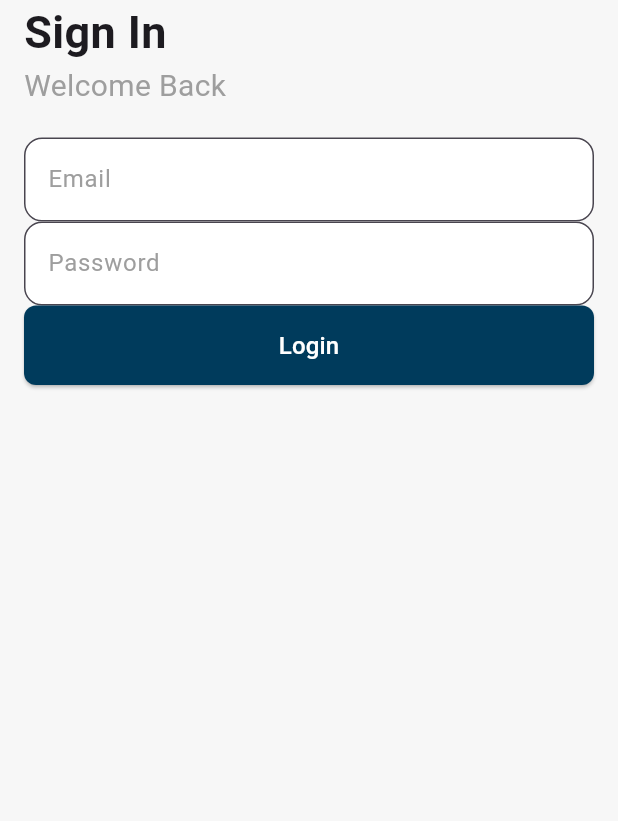
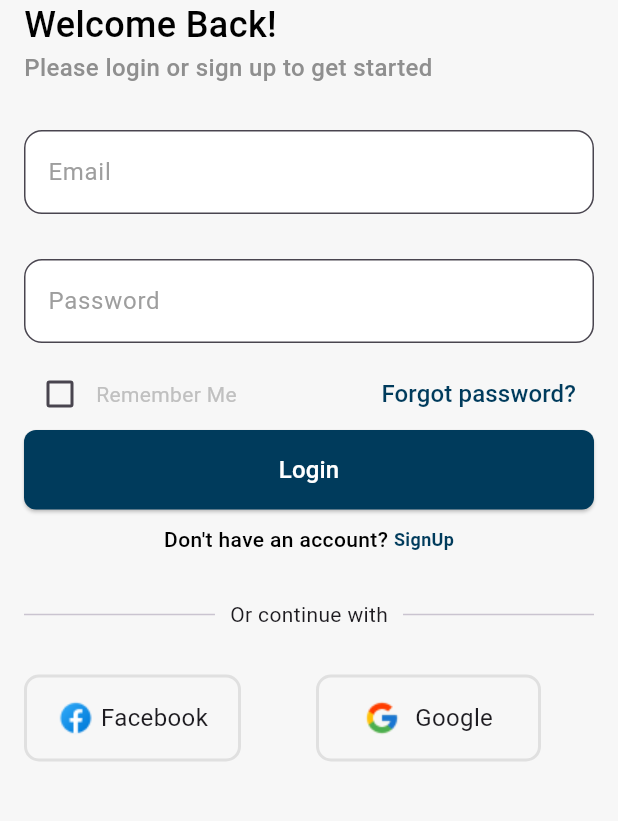
Before and after one commit to salma-elmaghawry/Cloozy-App, a Flutter app: the LoginPage screen opened by its route, on a phone screen of 412 x 824 dp, the part 119-940 px from its top. Run offline on Flutter 3.47's test engine with Material 3 defaults, Android fonts, the phone set to English and light mode, and no system bars; our stand-ins replace bloc, dio, flutter_bloc, flutter_secure_storage, flutter_svg, get; accounts and stored records are empty.

Commit message:
ui login done

```diff
--- a/lib/Core/common/skip_text_button.dart
+++ b/lib/Core/common/custom_text_button.dart
@@ -4,30 +4,28 @@ import 'package:cloozy/Feature/Auth/presentation/views/login_page.dart';
 import 'package:flutter/material.dart';
 import 'package:flutter_bloc/flutter_bloc.dart';
 
-class skipTextButton extends StatelessWidget {
-  const skipTextButton({
+class CustomTextButton extends StatelessWidget {
+  CustomTextButton({
     super.key,
+    required this.title,
+    this.fontSize,
+    required this.onPressed,
+    this.color=grayColor,
   });
+  final String title;
+  double? fontSize;
+  Color ?color;
+  void Function()? onPressed;
 
   @override
   Widget build(BuildContext context) {
     return TextButton(
-      onPressed: () {
-        Navigator.pushReplacement(
-          context,
-          MaterialPageRoute(
-            builder: (context) => BlocProvider.value(
-              value: BlocProvider.of<RegisterCubit>(context),
-              child: LoginPage(),
-            ),
-          ),
-        );
-      },
-      child: const Text(
-        "Skip",
+      onPressed: () {},
+      child: Text(
+        title,
         style: TextStyle(
           fontSize: 16,
-          color: grayColor,
+          color: color,
           fontWeight: FontWeight.w500,
         ),
       ),
--- /dev/null
+++ b/lib/Core/common/headline_text_style.dart
@@ -0,0 +1,29 @@
+import 'package:cloozy/Core/common/constant.dart';
+import 'package:flutter/material.dart';
+
+class customText extends StatelessWidget {
+  customText(
+      {super.key,
+      required this.title,
+      this.color,
+      this.fontSize,
+      this.fontWeight = FontWeight.w500,this.fontFamily});
+
+  final String title;
+  Color? color;
+  double? fontSize;
+  FontWeight? fontWeight;
+  String? fontFamily;
+
+  @override
+  Widget build(BuildContext context) {
+    return Text(
+      title,
+      style: TextStyle(
+          fontSize: fontSize,
+          color: color,
+          fontWeight: fontWeight,
+          fontFamily: fontFamily),
+    );
+  }
+}
--- a/lib/Core/helper/assets.dart
+++ b/lib/Core/helper/assets.dart
@@ -1,6 +1,6 @@
 const logo = "assets/icons/logo.svg";
-const facebookLogo = "assets/icons/Facebook.svg";
-const googleLogo = "assets/icons/Google.svg";
+const facebookLogo = "assets/icons/Facebook.png";
+const googleLogo = "assets/icons/google.png";
 const c = "assets/icons/c.svg";
 const l = "assets/icons/l.svg";
 const o1 = "assets/icons/o.svg";
@@ -9,3 +9,4 @@ const o2 = "assets/icons/o.svg";
 const z = "assets/icons/z.svg";
 const y = "assets/icons/y.svg";
 const arrow = "assets/icons/v.svg";
+const font = "Poppins";
--- /dev/null
+++ b/lib/Feature/Auth/presentation/views/forget_password.dart
@@ -0,0 +1,10 @@
+import 'package:flutter/material.dart';
+
+class ForgetPassword extends StatelessWidget {
+  const ForgetPassword({super.key});
+
+  @override
+  Widget build(BuildContext context) {
+    return Scaffold();
+  }
+}
--- a/lib/Feature/Auth/presentation/views/login_page.dart
+++ b/lib/Feature/Auth/presentation/views/login_page.dart
@@ -2,7 +2,9 @@ import 'package:cloozy/Core/common/add_logo.dart';
 import 'package:cloozy/Core/common/constant.dart';
 import 'package:cloozy/Core/common/custom_TextFormField.dart.dart';
 import 'package:cloozy/Core/common/cutom_button.dart';
+import 'package:cloozy/Core/common/headline_text_style.dart';
 import 'package:cloozy/Feature/Auth/data/cubits/login/login_cubit.dart';
+import 'package:cloozy/Feature/Auth/presentation/views/widgets/login_page_body.dart';
 import 'package:cloozy/Feature/home/presentation/views/home_page.dart';
 import 'package:flutter/material.dart';
 import 'package:flutter_bloc/flutter_bloc.dart';
@@ -31,52 +33,7 @@ class LoginPage extends StatelessWidget {
             );
           }
         },
-        child: Padding(
-          padding: const EdgeInsets.all(16.0),
-          child: ListView(
-            children: [
-              SizedBox(height: 10),
-              addLogo(),
-              const Text(
-                'Sign In',
-                style: TextStyle(fontSize: 30, fontWeight: FontWeight.bold),
-              ),
-              const Text('Welcome Back ',
-                  style: TextStyle(color: Colors.grey, fontSize: 20)),
-              const SizedBox(height: 20),
-              CustomTextformfield(
-                controller: _emailController,
-                label: "Email",
-                validator: (value) =>
-                    value!.contains('@') ? null : 'Invalid email',
-              ),
-              CustomTextformfield(
-                controller: _passwordController,
-                label: "Password",
-                obscureText: true,
-              ),
-              BlocBuilder<LoginCubit, LoginState>(
-                builder: (context, state) {
-                  if (state is LoginLoading) {
-                    return CircularProgressIndicator(color: PrimaryColor);
-                  }
-                  return CustomButton(
-                    onPressed: () {
-                      if (_emailController.text.isNotEmpty &&
-                          _passwordController.text.isNotEmpty) {
-                        context.read<LoginCubit>().loginUser(
-                              _emailController.text,
-                              _passwordController.text,
-                            );
-                      }
-                    },
-                    text: 'Login',
-                  );
-                },
-              ),
-            ],
-          ),
-        ),
+        child: LoginPageBody(emailController: _emailController, passwordController: _passwordController),
       ),
     );
   }
--- a/lib/Feature/Auth/presentation/views/register_page.dart
+++ b/lib/Feature/Auth/presentation/views/register_page.dart
@@ -8,7 +8,6 @@ import 'package:cloozy/Feature/Auth/data/cubits/register/register_cubit.dart';
 import 'package:cloozy/Feature/Auth/data/models/register_model.dart';
 import 'package:cloozy/Feature/Auth/presentation/views/widgets/password_confirm_field.dart';
 import 'package:cloozy/Feature/home/presentation/views/home_page.dart';
-import 'package:cloozy/main.dart';
 import 'package:flutter/material.dart';
 import 'package:flutter_bloc/flutter_bloc.dart';
 import 'package:flutter_svg/flutter_svg.dart';
@@ -54,7 +53,13 @@ class RegisterPage extends StatelessWidget {
             }
           }
         },
-        child: Padding(
+        child: registerPageBody(),
+      ),
+    );
+  }
+
+  Padding registerPageBody() {
+    return Padding(
         padding: const EdgeInsets.all(20.0),
         child: Form(
             key: _formKey,
@@ -164,8 +169,6 @@ class RegisterPage extends StatelessWidget {
                 })
               ],
             )),
-        ),
-      ),
       );
   }
 }
--- /dev/null
+++ b/lib/Feature/Auth/presentation/views/widgets/login_page_body.dart
@@ -0,0 +1,163 @@
+import 'package:cloozy/Core/common/add_logo.dart';
+import 'package:cloozy/Core/common/constant.dart';
+import 'package:cloozy/Core/common/custom_TextFormField.dart.dart';
+import 'package:cloozy/Core/common/cutom_button.dart';
+import 'package:cloozy/Core/common/headline_text_style.dart';
+import 'package:cloozy/Core/common/custom_text_button.dart';
+import 'package:cloozy/Feature/Auth/presentation/views/widgets/social_media_login.dart';
+import 'package:cloozy/Feature/Auth/data/cubits/login/login_cubit.dart';
+import 'package:cloozy/Feature/Auth/presentation/views/forget_password.dart';
+import 'package:cloozy/Feature/Auth/presentation/views/register_page.dart';
+import 'package:flutter/material.dart';
+import 'package:flutter_bloc/flutter_bloc.dart';
+
+class LoginPageBody extends StatefulWidget {
+  const LoginPageBody({
+    super.key,
+    required TextEditingController emailController,
+    required TextEditingController passwordController,
+  })  : _emailController = emailController,
+        _passwordController = passwordController;
+
+  final TextEditingController _emailController;
+  final TextEditingController _passwordController;
+
+  @override
+  State<LoginPageBody> createState() => _LoginPageBodyState();
+}
+
+class _LoginPageBodyState extends State<LoginPageBody> {
+  bool isChecked = false;
+  @override
+  Widget build(BuildContext context) {
+    return Padding(
+      padding: const EdgeInsets.all(16.0),
+      child: ListView(
+        children: [
+          SizedBox(height: 10),
+          addLogo(),
+          customText(
+            title: "Welcome Back!",
+            color: Colors.black,
+            fontSize: 24,
+          ),
+          customText(
+            title: "Please login or sign up to get started",
+            color: grayColor,
+            fontSize: 16,
+          ),
+          const SizedBox(height: 30),
+          CustomTextformfield(
+            controller: widget._emailController,
+            label: "Email",
+            validator: (value) => value!.contains('@') ? null : 'Invalid email',
+          ),
+          const SizedBox(height: 30),
+          CustomTextformfield(
+            controller: widget._passwordController,
+            label: "Password",
+            obscureText: true,
+          ),
+          const SizedBox(height: 10),
+          Row(
+            mainAxisAlignment: MainAxisAlignment.spaceBetween,
+            children: [
+              Row(
+                children: [
+                  Checkbox(
+                      value: isChecked,
+                      splashRadius: 25,
+                      activeColor: grayColor,
+                      checkColor: PrimaryColor,
+                      //focusColor: grayColor,
+                      onChanged: (value) {
+                        setState(() {
+                          isChecked = value!;
+                        });
+                      }),
+                  Text(
+                    "Remember Me",
+                    style: TextStyle(
+                      color: isChecked
+                          ? PrimaryColor
+                          : const Color.fromARGB(255, 192, 192, 192),
+                    ),
+                  )
+                ],
+              ),
+              Spacer(),
+              CustomTextButton(
+                  title: "Forgot password?",
+                  color: PrimaryColor,
+                  fontSize: 12,
+                  onPressed: () {
+                    Navigator.pushReplacement(
+                      context,
+                      MaterialPageRoute(builder: (context) => ForgetPassword()),
+                    );
+                  }),
+              SizedBox(height: 10),
+            ],
+          ),
+          BlocBuilder<LoginCubit, LoginState>(
+            builder: (context, state) {
+              if (state is LoginLoading) {
+                return CircularProgressIndicator(color: PrimaryColor);
+              }
+              return CustomButton(
+                onPressed: () {
+                  if (widget._emailController.text.isNotEmpty &&
+                      widget._passwordController.text.isNotEmpty) {
+                    context.read<LoginCubit>().loginUser(
+                          widget._emailController.text,
+                          widget._passwordController.text,
+                        );
+                  }
+                },
+                text: 'Login',
+              );
+            },
+          ),
+          const SizedBox(
+            height: 10,
+          ),
+          Row(
+            mainAxisAlignment: MainAxisAlignment.center,
+            children: [
+              customText(
+                title: "Don't have an account? ",
+                color: Colors.black,
+              ),
+              GestureDetector(
+                onTap: () {
+                  Navigator.push(context, MaterialPageRoute(builder: (context) {
+                    return RegisterPage();
+                  }));
+                },
+                child: customText(
+                  title: "SignUp",
+                  color: PrimaryColor,
+                  fontSize: 12,
+                  fontWeight: FontWeight.bold,
+                ),
+              ),
+            ],
+          ),
+          const SizedBox(height: 30),
+          Row(
+            children: [
+              Expanded(child: Divider()),
+              Padding(
+                padding: EdgeInsets.symmetric(horizontal: 10),
+                child: Text("Or continue with"),
+              ),
+              Expanded(child: Divider()),
+            ],
+          ),
+          const SizedBox(height: 30),
+          SocialMediaLogin()
+        ],
+      ),
+    );
+  }
+}
--- /dev/null
+++ b/lib/Feature/Auth/presentation/views/widgets/social_media_login.dart
@@ -0,0 +1,45 @@
+import 'package:cloozy/Core/helper/assets.dart';
+import 'package:flutter/material.dart';
+import 'package:flutter_svg/flutter_svg.dart';
+
+class SocialMediaLogin extends StatelessWidget {
+  const SocialMediaLogin({
+    super.key,
+  });
+
+  @override
+  Widget build(BuildContext context) {
+    return Row(
+      children: [
+        Container(
+          padding: EdgeInsets.symmetric(vertical: 15, horizontal: 20),
+          decoration: BoxDecoration(
+            border: Border.all(color: Colors.grey.shade300, width: 2),
+            borderRadius: BorderRadius.circular(10),
+          ),
+          child: Row(
+            children: [
+              Image.asset(facebookLogo),
+              Text(" Facebook", style: TextStyle(fontSize: 16)),
+            ],
+          ),
+        ),
+        const SizedBox(width: 50),
+        Container(
+          padding: EdgeInsets.symmetric(vertical: 15, horizontal: 30),
+          decoration: BoxDecoration(
+            border: Border.all(color: Colors.grey.shade300, width: 2),
+            borderRadius: BorderRadius.circular(10),
+          ),
+          child: Row(
+            children: [
+              Image.asset(googleLogo),
+              SizedBox(width: 10),
+              Text("Google", style: TextStyle(fontSize: 16)),
+            ],
+          ),
+        ),
+      ],
+    );
+  }
+}
--- a/lib/Feature/onboarding/onboarding_screen.dart
+++ b/lib/Feature/onboarding/onboarding_screen.dart
@@ -1,6 +1,7 @@
 import 'package:cloozy/Core/common/constant.dart';
-import 'package:cloozy/Core/common/skip_text_button.dart';
+import 'package:cloozy/Core/common/custom_text_button.dart';
 import 'package:cloozy/Core/helper/assets.dart';
+import 'package:cloozy/Feature/Auth/data/cubits/login/login_cubit.dart';
 import 'package:cloozy/Feature/Auth/data/cubits/register/register_cubit.dart';
 import 'package:cloozy/Feature/Auth/presentation/views/login_page.dart';
 import 'package:cloozy/Feature/onboarding/custom_clippers.dart';
@@ -75,7 +76,13 @@ class _OnboardingScreenState extends State<OnboardingScreen> {
             child: Row(
               mainAxisAlignment: MainAxisAlignment.spaceBetween,
               children: [
-                if (currentPage != 2) skipTextButton(),
+                if (currentPage != 2)
+                  CustomTextButton(
+                    title: "Skip",
+                    onPressed: () {
+                      NavigationMethod(context);
+                    },
+                  ),
                 Spacer(),
                 if (currentPage < onboardingPages.length - 1)
                   IconButton(
@@ -102,6 +109,18 @@ class _OnboardingScreenState extends State<OnboardingScreen> {
             ),
           ),
         ],
+      ),
+    );
+  }
+
+  Future<dynamic> NavigationMethod(BuildContext context) {
+    return Navigator.pushReplacement(
+      context,
+      MaterialPageRoute(
+        builder: (context) => BlocProvider.value(
+          value: BlocProvider.of<LoginCubit>(context),
+          child: LoginPage(),
+        ),
       ),
     );
   }
--- a/lib/Feature/onboarding/onboardingpage.dart
+++ b/lib/Feature/onboarding/onboardingpage.dart
@@ -1,11 +1,12 @@
 import 'package:cloozy/Core/common/constant.dart';
+import 'package:cloozy/Core/common/headline_text_style.dart';
 import 'package:flutter/material.dart';
 
 class OnboardingPage extends StatelessWidget {
   final String title;
   final String description;
   final String imageUrl;
-final CustomClipper<Path> clipper;
+  final CustomClipper<Path> clipper;
   const OnboardingPage({
     Key? key,
     required this.title,
@@ -28,15 +29,14 @@ final CustomClipper<Path> clipper;
             fit: BoxFit.cover,
           ),
         ),
+        const SizedBox(height: 10),
 
         // Title
-        Text(
-          title,
-          style: TextStyle(
-              fontSize: 20,
-              color: PrimaryColor,
-              fontWeight: FontWeight.bold,
-              fontFamily: "Poppins"),
+        customText(
+          title: title,
+          color: PrimaryColor,
+          fontSize: 20,
+          fontWeight: FontWeight.w500,
         ),
 
         const SizedBox(height: 10),
@@ -64,10 +64,7 @@ class CustomCurveClipper extends CustomClipper<Path> {
 
     // Adjust the control points for a more balanced curve
     path.quadraticBezierTo(
-        size.width / 2,
-        size.height * 1.0,
-        size.width,
-        size.height * 0.8);
+        size.width / 2, size.height * 1.0, size.width, size.height * 0.8);
 
     path.lineTo(size.width, 0);
     path.close();
@@ -85,11 +82,9 @@ class OnboardingData {
   final String description;
   final CustomClipper<Path> clipper;
 
-
-  OnboardingData({
-    required this.image,
-    required this.title,
-    required this.description,
-    required this.clipper
-  });
+  OnboardingData(
+      {required this.image,
+      required this.title,
+      required this.description,
+      required this.clipper});
 }
```
Also changed, not shown: assets/icons/Facebook.png (added), assets/icons/google.png (added). Lines whose indentation alone changed are shown as unchanged.
